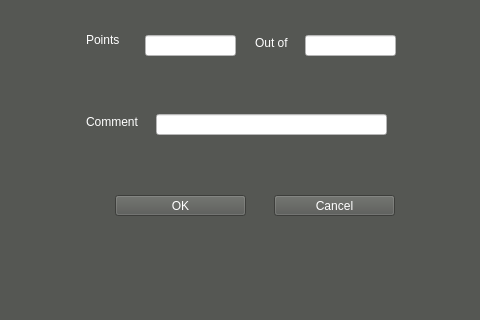
nax47/Grading-Assistance-App, file GradingProject/GradingProjectGUI/widget.ui: the form before one commit; both pictures show x 166 to 646 and y 276 to 596 of the 855 by 715 pixel window.
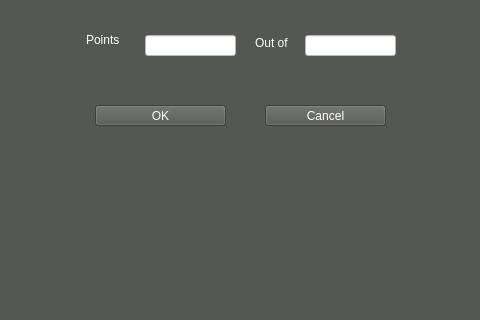
The form after the commit. The open tabs and pages were chosen to show the change.

The edit to the form file:
```diff
--- a/GradingProject/GradingProjectGUI/widget.ui
+++ b/GradingProject/GradingProjectGUI/widget.ui
@@ -246,8 +246,8 @@
       <widget class="QPushButton" name="cancelButton">
        <property name="geometry">
         <rect>
-         <x>429</x>
-         <y>460</y>
+         <x>420</x>
+         <y>370</y>
          <width>121</width>
          <height>21</height>
         </rect>
@@ -262,8 +262,8 @@
       <widget class="QPushButton" name="okButton">
        <property name="geometry">
         <rect>
-         <x>270</x>
-         <y>460</y>
+         <x>250</x>
+         <y>370</y>
          <width>131</width>
          <height>21</height>
         </rect>
@@ -275,35 +275,6 @@
         <string>OK</string>
        </property>
       </widget>
-      <widget class="QLabel" name="commentLabel">
-       <property name="geometry">
-        <rect>
-         <x>241</x>
-         <y>379</y>
-         <width>64</width>
-         <height>16</height>
-        </rect>
-       </property>
-       <property name="styleSheet">
-        <string notr="true">color: rgb(255, 255, 255);</string>
-       </property>
-       <property name="text">
-        <string>Comment</string>
-       </property>
-      </widget>
-      <widget class="QLineEdit" name="commentLine">
-       <property name="geometry">
-        <rect>
-         <x>311</x>
-         <y>379</y>
-         <width>231</width>
-         <height>21</height>
-        </rect>
-       </property>
-       <property name="styleSheet">
-        <string notr="true">background-color: rgb(255, 255, 255);</string>
-       </property>
-      </widget>
       <widget class="QLabel" name="pointsLabel">
        <property name="geometry">
         <rect>
```
Left out of the diff: 68 changed lines with no effect on the pictures.
